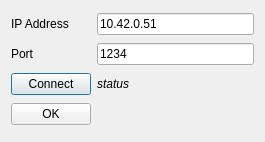
Old version of the form MonkeyUI/IpPortDlg.ui in the repository cvilas/LabMonkey.
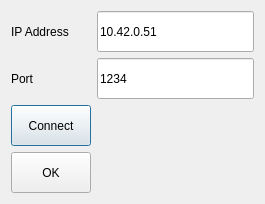
New version of the form. Icons and pictures are not drawn.

Diff of the .ui file:
```diff
--- a/MonkeyUI/IpPortDlg.ui
+++ b/MonkeyUI/IpPortDlg.ui
@@ -7,7 +7,7 @@
     <x>0</x>
     <y>0</y>
     <width>265</width>
-    <height>142</height>
+    <height>204</height>
    </rect>
   </property>
   <property name="windowTitle">
@@ -23,6 +23,12 @@
    </item>
    <item row="0" column="1">
     <widget class="QLineEdit" name="addressSel">
+     <property name="sizePolicy">
+      <sizepolicy hsizetype="Expanding" vsizetype="Minimum">
+       <horstretch>0</horstretch>
+       <verstretch>0</verstretch>
+      </sizepolicy>
+     </property>
      <property name="text">
       <string>10.42.0.51</string>
      </property>
@@ -37,6 +43,12 @@
    </item>
    <item row="1" column="1">
     <widget class="QLineEdit" name="portSel">
+     <property name="sizePolicy">
+      <sizepolicy hsizetype="Expanding" vsizetype="Minimum">
+       <horstretch>0</horstretch>
+       <verstretch>0</verstretch>
+      </sizepolicy>
+     </property>
      <property name="text">
       <string>1234</string>
      </property>
@@ -44,27 +56,60 @@
    </item>
    <item row="2" column="0">
     <widget class="QPushButton" name="connectBtn">
+     <property name="sizePolicy">
+      <sizepolicy hsizetype="Minimum" vsizetype="Minimum">
+       <horstretch>0</horstretch>
+       <verstretch>0</verstretch>
+      </sizepolicy>
+     </property>
      <property name="text">
       <string>Connect</string>
      </property>
     </widget>
    </item>
-   <item row="2" column="1">
+   <item row="3" column="0">
+    <widget class="QPushButton" name="okBtn">
+     <property name="sizePolicy">
+      <sizepolicy hsizetype="Minimum" vsizetype="Minimum">
+       <horstretch>0</horstretch>
+       <verstretch>0</verstretch>
+      </sizepolicy>
+     </property>
+     <property name="text">
+      <string>OK</string>
+     </property>
+    </widget>
+   </item>
+   <item row="2" column="1" rowspan="2">
     <widget class="QLabel" name="statusLbl">
+     <property name="sizePolicy">
+      <sizepolicy hsizetype="Minimum" vsizetype="Minimum">
+       <horstretch>0</horstretch>
+       <verstretch>0</verstretch>
+      </sizepolicy>
+     </property>
+     <property name="baseSize">
+      <size>
+       <width>32</width>
+       <height>32</height>
+      </size>
+     </property>
      <property name="font">
       <font>
        <italic>true</italic>
       </font>
      </property>
      <property name="text">
-      <string>status</string>
+      <string/>
      </property>
-    </widget>
-   </item>
-   <item row="3" column="0">
-    <widget class="QPushButton" name="okBtn">
-     <property name="text">
-      <string>OK</string>
+     <property name="pixmap">
+      <pixmap resource="MonkyeUI.qrc">:/images/DisabledMonkey.png</pixmap>
+     </property>
+     <property name="scaledContents">
+      <bool>false</bool>
+     </property>
+     <property name="alignment">
+      <set>Qt::AlignCenter</set>
      </property>
     </widget>
    </item>
```
Left out of the diff: 4 changed lines with no effect on the pictures.
